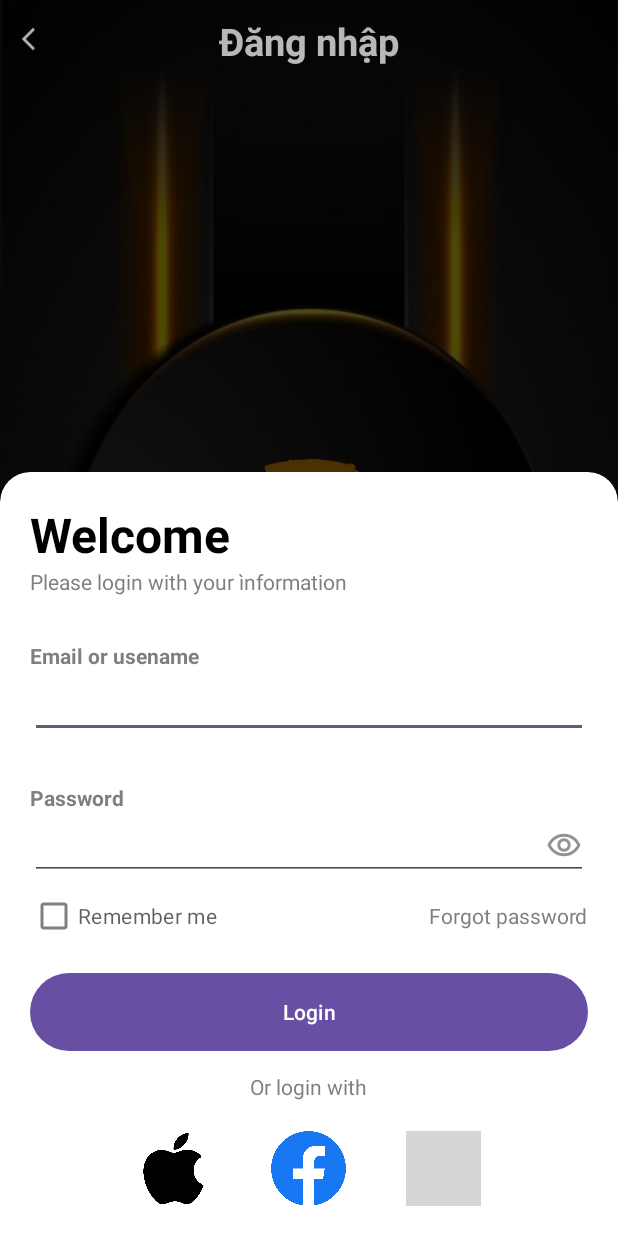
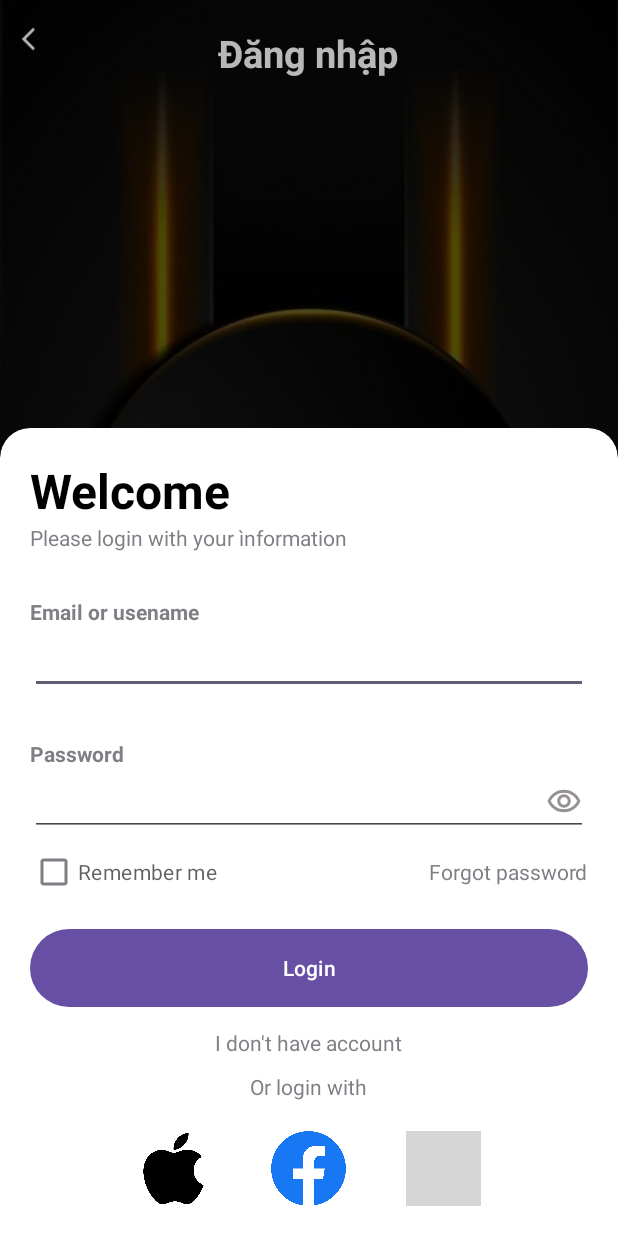
Before and after one commit to lantmhp/aaa, an Android app: the Login screen opened directly, with no data from a screen before it, on a phone screen of 412 x 824 dp. Run offline under Robolectric (Android 15) with nearby library versions, the phone set to English and light mode, and no system bars; grey boxes are pictures that could not be loaded.

Commit message:
update login view

```diff
--- a/app/src/main/res/layout/activity_login.xml
+++ b/app/src/main/res/layout/activity_login.xml
@@ -5,7 +5,7 @@
     android:layout_width="match_parent"
     android:layout_height="match_parent"
     android:background="@drawable/bg_login"
-    tools:context=".Login">
+    tools:context=".activity.Login">
 
     <RelativeLayout
         android:layout_width="match_parent"
@@ -28,14 +28,15 @@
                 app:layout_constraintTop_toTopOf="parent" />
 
             <TextView
-                android:id="@+id/tvlogin"
                 android:layout_width="wrap_content"
                 android:layout_height="wrap_content"
+                android:layout_marginTop="8dp"
                 android:text="Đăng nhập"
                 android:textColor="@color/white"
                 android:textSize="25sp"
                 android:textStyle="bold"
                 app:layout_constraintEnd_toEndOf="parent"
+                app:layout_constraintHorizontal_bias="0.498"
                 app:layout_constraintStart_toStartOf="parent"
                 app:layout_constraintTop_toTopOf="parent" />
 
@@ -115,10 +116,21 @@
                 android:layout_width="wrap_content"
                 android:layout_height="10dp"/>
             <com.google.android.material.button.MaterialButton
+                android:id="@+id/Login"
                 android:layout_width="match_parent"
                 android:layout_height="60dp"
                 android:text="Login"
                 app:cornerRadius="32dp"/>
+            <View
+                android:layout_width="wrap_content"
+                android:layout_height="10dp"/>
+            <TextView
+                android:id="@+id/tvSignUp"
+                android:layout_width="wrap_content"
+                android:layout_height="wrap_content"
+                android:text="I don't have account"
+                android:layout_gravity="center"
+                android:alpha="0.7"/>
             <View
                 android:layout_width="wrap_content"
                 android:layout_height="10dp"/>
```
